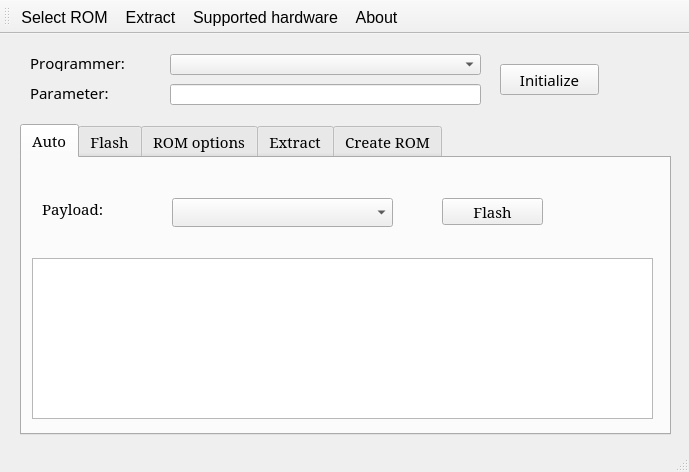
Before: the Qt Designer form mainwindow.ui in lukaszdmitrowski/coreboot_flashtool, drawn with Qt 5.
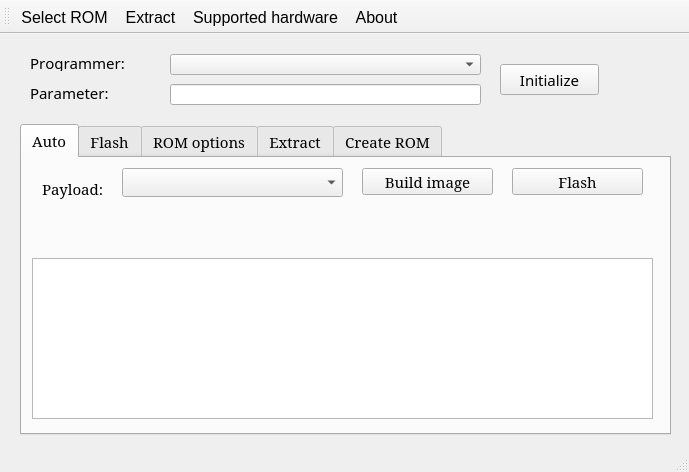
After: the same form once the commit is applied. Icons and pictures are not drawn.

Commit message: [ADD] Initial commit for two stage process of creating coreboot image

Diff of the .ui file:
```diff
--- a/mainwindow.ui
+++ b/mainwindow.ui
@@ -72,7 +72,7 @@
       <property name="geometry">
        <rect>
         <x>20</x>
-        <y>40</y>
+        <y>20</y>
         <width>91</width>
         <height>21</height>
        </rect>
@@ -84,8 +84,8 @@
      <widget class="QComboBox" name="cb_auto_sel_payload">
       <property name="geometry">
        <rect>
-        <x>150</x>
-        <y>40</y>
+        <x>100</x>
+        <y>10</y>
         <width>221</width>
         <height>29</height>
        </rect>
@@ -113,9 +113,9 @@
      <widget class="QPushButton" name="b_auto_flash">
       <property name="geometry">
        <rect>
-        <x>420</x>
-        <y>40</y>
-        <width>101</width>
+        <x>490</x>
+        <y>10</y>
+        <width>131</width>
         <height>27</height>
        </rect>
       </property>
@@ -123,6 +123,19 @@
        <string>Flash</string>
       </property>
      </widget>
+     <widget class="QPushButton" name="b_auto_build">
+      <property name="geometry">
+       <rect>
+        <x>340</x>
+        <y>10</y>
+        <width>131</width>
+        <height>27</height>
+       </rect>
+      </property>
+      <property name="text">
+       <string>Build image</string>
+      </property>
+     </widget>
     </widget>
     <widget class="QWidget" name="tab_flash">
      <attribute name="icon">
```
The commit also changes 4 other files.
